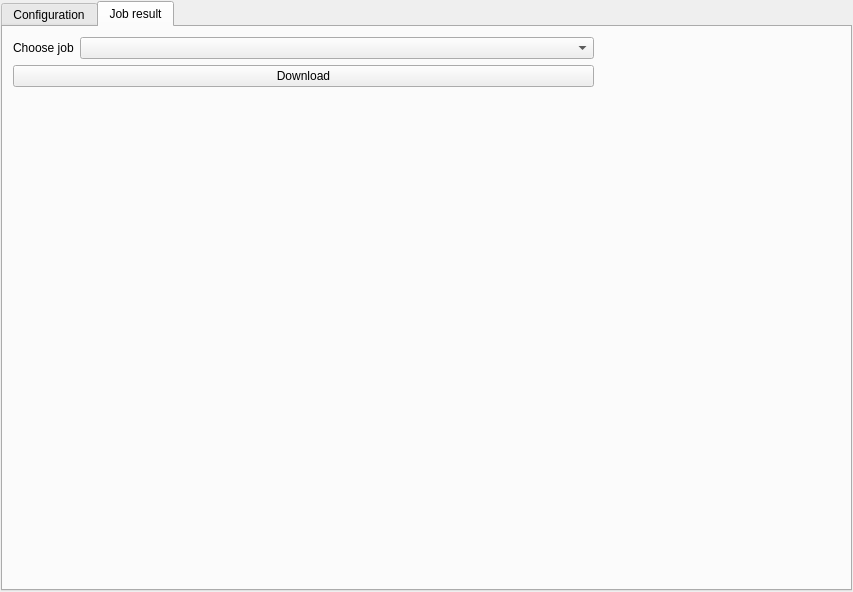
Qt form dockwidget.ui (josesahad/up42-qgis-plugin) before a commit.
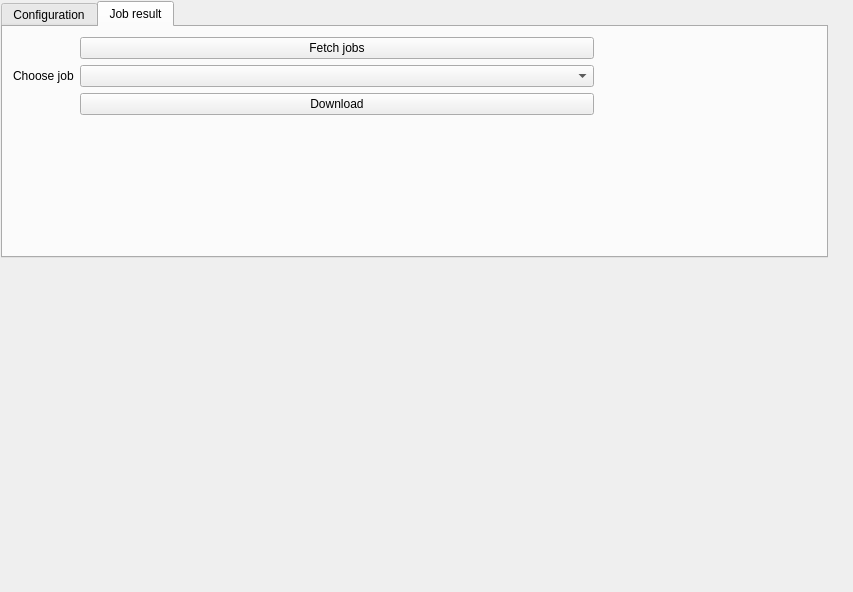
The same form after that commit.

What changed in the file:
```diff
--- a/dockwidget.ui
+++ b/dockwidget.ui
@@ -14,38 +14,16 @@
             <string>UP42 plugin</string>
         </property>
         <widget class="QWidget" name="dockWidgetContents">
-            <layout class="QGridLayout" name="gridLayout">
-                <property name="leftMargin">
-                    <number>1</number>
-                </property>
-                <property name="topMargin">
-                    <number>1</number>
-                </property>
-                <property name="rightMargin">
-                    <number>1</number>
-                </property>
-                <property name="bottomMargin">
-                    <number>1</number>
-                </property>
-                <item row="0" column="0">
-                    <layout class="QVBoxLayout" name="mainVertical">
-                        <item>
 
                                     <widget class="QTabWidget" name="tabWidget">
                                         <property name="geometry">
                                             <rect>
                                                 <x>1</x>
                                                 <y>1</y>
-                                                <width>605</width>
-                                                <height>185</height>
-                                            </rect>
-                                        </property>
-                                        <property name="sizePolicy">
-                                            <sizepolicy hsizetype="Expanding" vsizetype="Expanding">
-                                                <horstretch>0</horstretch>
-                                                <verstretch>0</verstretch>
-                                            </sizepolicy>
-                                        </property>
+                                <width>827</width>
+                                <height>257</height>
+                            </rect>
+                        </property>
                                         <property name="currentIndex">
                                             <number>1</number>
                                         </property>
@@ -100,17 +78,24 @@
                                                     </rect>
                                                 </property>
                                                 <layout class="QFormLayout" name="formLayout_2">
-                                                    <item row="0" column="0">
+                                    <item row="1" column="0">
                                                         <widget class="QLabel" name="chooseJobLabel">
                                                             <property name="text">
                                                                 <string>Choose job</string>
                                                             </property>
                                                         </widget>
                                                     </item>
-                                                    <item row="0" column="1">
+                                    <item row="1" column="1">
                                                         <widget class="QComboBox" name="jobsComboBox"/>
                                                     </item>
-                                                    <item row="1" column="0" colspan="2">
+                                    <item row="0" column="1">
+                                        <widget class="QPushButton" name="fetchJobsPushButton">
+                                            <property name="text">
+                                                <string>Fetch jobs</string>
+                                            </property>
+                                        </widget>
+                                    </item>
+                                    <item row="2" column="1">
                                                         <widget class="QPushButton" name="downloadJobPushButton">
                                                             <property name="text">
                                                                 <string>Download</string>
@@ -122,10 +107,7 @@
                                         </widget>
                                     </widget>
 
-                        </item>
-                    </layout>
-                </item>
-            </layout>
+
         </widget>
     </widget>
     <resources/>
```
Lines whose indentation alone changed are shown as unchanged.
